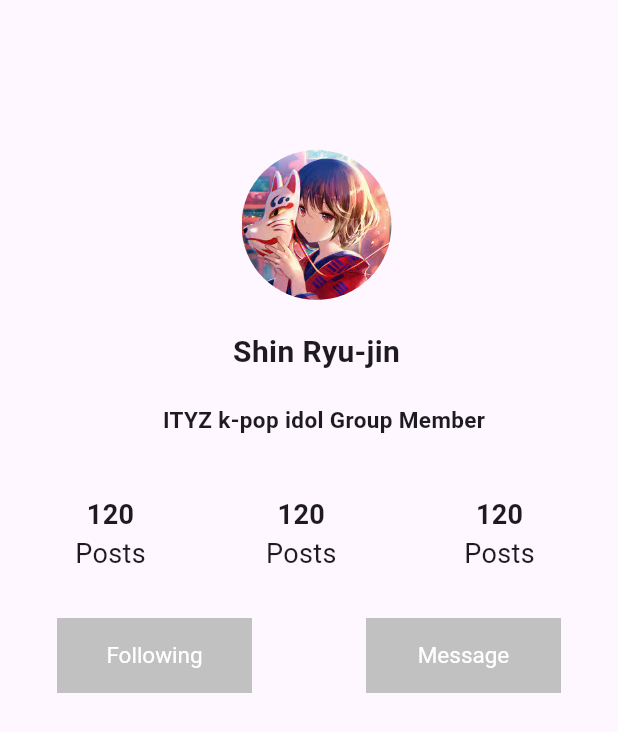
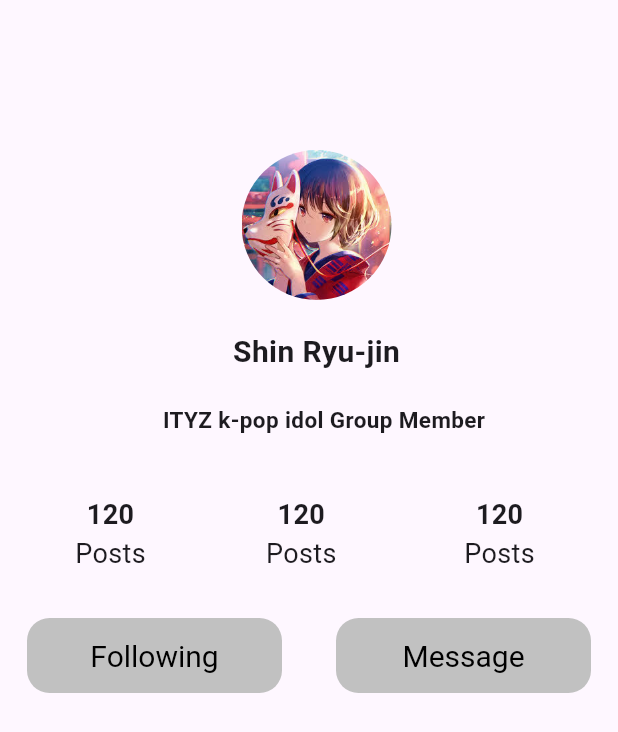
Before and after one commit to catxy07/Social-media-, a Flutter app: the ProfileScreen screen opened directly, on a phone screen of 412 x 824 dp. Shown: the top 732 px of the screen. Run offline on Flutter 3.47's test engine with Material 3 defaults, Android fonts, the phone set to English and light mode, and no system bars; our stand-ins replace cloud_firestore, firebase_auth, image_picker, shared_preferences; accounts and stored records are empty.

```diff
--- a/lib/features/screens/account/profile_screen.dart
+++ b/lib/features/screens/account/profile_screen.dart
@@ -85,30 +85,30 @@ class _ProfileScreenState extends State<ProfileScreen> {
             mainAxisAlignment: MainAxisAlignment.spaceAround,
             children: [
               Container(
-                width: 130,
+                width: 170,
                 height: 50,
                 // padding: EdgeInsets.only(left: 50, top: 30),
-                child: FilledButton(onPressed: (){}, child: Text("Following")
+                child: FilledButton(onPressed: (){}, child: Text("Following" ,style: TextStyle(color: Colors.black, fontSize: 20),)
                 , style: ButtonStyle(
                     backgroundColor: WidgetStatePropertyAll(CustomColors.grey60),
                     shape: WidgetStatePropertyAll(
                       RoundedRectangleBorder(
-                        borderRadius: BorderRadius.zero
+                        borderRadius: BorderRadius.circular(15),
                       )
                     ),
                   ),
                 ),
               ),
               Container(
-                width: 130,
+                width: 170,
                 height: 50,
                 // padding: EdgeInsets.only(left: 50, top: 30),
-                child: FilledButton(onPressed: (){}, child: Text("Message")
+                child: FilledButton(onPressed: (){}, child: Text("Message", style: TextStyle(color: Colors.black, fontSize: 20),)
                   , style: ButtonStyle(
                     backgroundColor: WidgetStatePropertyAll(CustomColors.grey60),
                     shape: WidgetStatePropertyAll(
                         RoundedRectangleBorder(
-                            borderRadius: BorderRadius.zero
+                          borderRadius: BorderRadius.circular(15),
                         )
                     ),
                   ),
--- a/lib/features/screens/auth/signup_screen.dart
+++ b/lib/features/screens/auth/signup_screen.dart
@@ -188,7 +188,8 @@ class _SignupScreenState extends State<SignupScreen> {
                         Navigator.push(
                             context,
                             MaterialPageRoute(
-                                builder: (context) => CreatePassword(fullname: fullName.text, phone: phone.text,)));
+                                builder: (context) => CreatePassword()));
+                      // fullname: fullName.text, phone: phone.text,
                       }
                     },
                     child: Text(
--- a/pubspec.yaml
+++ b/pubspec.yaml
@@ -36,6 +36,9 @@ dependencies:
   cupertino_icons: ^1.0.8
   image_picker: ^1.1.2
   shared_preferences: ^2.5.2
+  firebase_core: ^3.12.1
+  cloud_firestore: ^5.6.5
+  firebase_auth: ^5.5.1
 
 dev_dependencies:
   flutter_test:
```
Also changed, not shown: lib/core/constants/firebase.dart (+63 -0 lines), lib/features/screens/auth/create_password.dart (+11 -11 lines), pubspec.lock, 2 other files.
